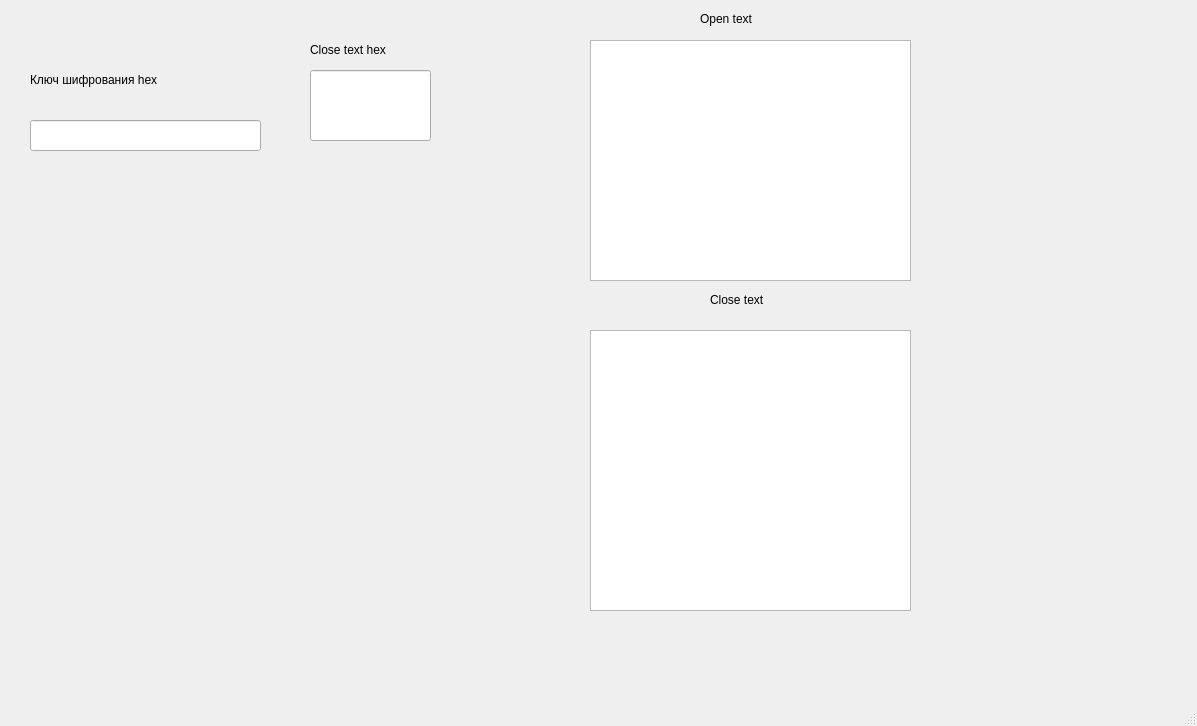
soboln9/first, file ib1/mainwindow.ui: the form before one commit.
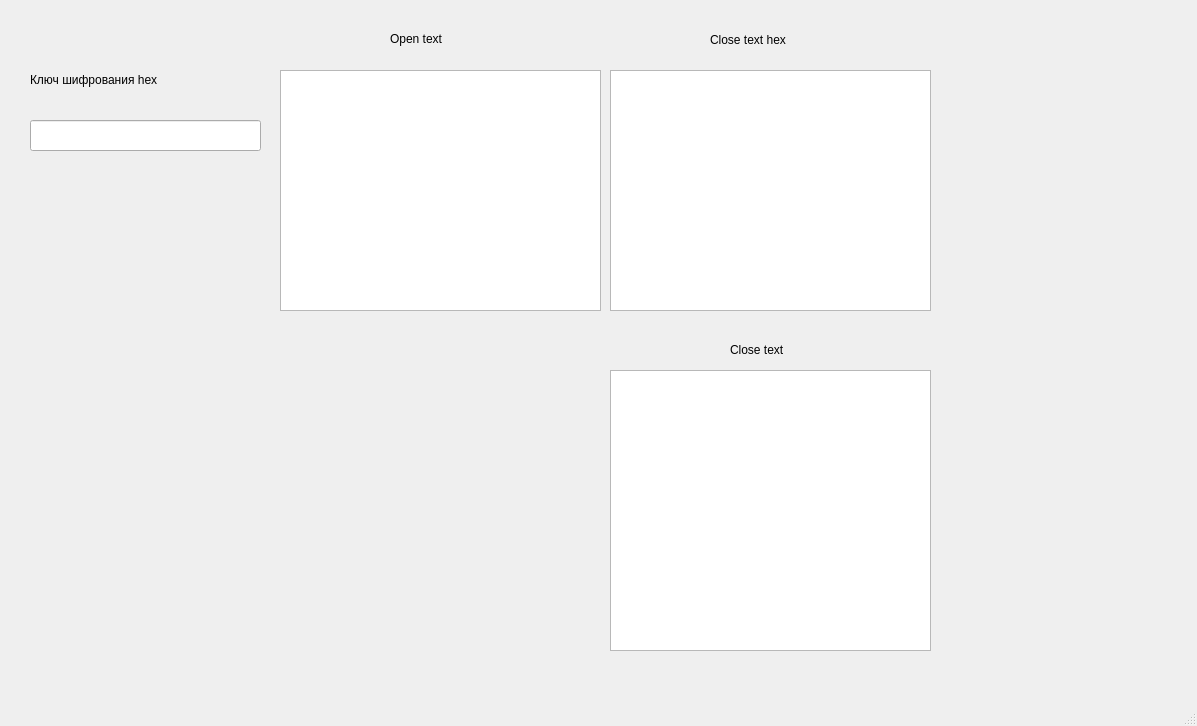
The form after the commit.

Patch:
```diff
--- a/ib1/mainwindow.ui
+++ b/ib1/mainwindow.ui
@@ -40,8 +40,8 @@
    <widget class="QLabel" name="label_2">
     <property name="geometry">
      <rect>
-      <x>700</x>
-      <y>10</y>
+      <x>390</x>
+      <y>30</y>
       <width>111</width>
       <height>17</height>
      </rect>
@@ -50,21 +50,11 @@
      <string>Open text</string>
     </property>
    </widget>
-   <widget class="QLineEdit" name="lineEdit_5">
-    <property name="geometry">
-     <rect>
-      <x>310</x>
-      <y>70</y>
-      <width>121</width>
-      <height>71</height>
-     </rect>
-    </property>
-   </widget>
    <widget class="QLabel" name="closetexthex">
     <property name="geometry">
      <rect>
-      <x>310</x>
-      <y>40</y>
+      <x>710</x>
+      <y>30</y>
       <width>101</width>
       <height>20</height>
      </rect>
@@ -76,8 +66,8 @@
    <widget class="QLabel" name="closetext2">
     <property name="geometry">
      <rect>
-      <x>710</x>
-      <y>290</y>
+      <x>730</x>
+      <y>340</y>
       <width>91</width>
       <height>20</height>
      </rect>
@@ -89,8 +79,8 @@
    <widget class="QTextEdit" name="opentext">
     <property name="geometry">
      <rect>
-      <x>590</x>
-      <y>40</y>
+      <x>280</x>
+      <y>70</y>
       <width>321</width>
       <height>241</height>
      </rect>
@@ -99,13 +89,23 @@
    <widget class="QTextEdit" name="closetext">
     <property name="geometry">
      <rect>
-      <x>590</x>
-      <y>330</y>
+      <x>610</x>
+      <y>370</y>
       <width>321</width>
       <height>281</height>
      </rect>
     </property>
    </widget>
+   <widget class="QTextEdit" name="hextext">
+    <property name="geometry">
+     <rect>
+      <x>610</x>
+      <y>70</y>
+      <width>321</width>
+      <height>241</height>
+     </rect>
+    </property>
+   </widget>
   </widget>
   <widget class="QMenuBar" name="menubar">
    <property name="geometry">
```
